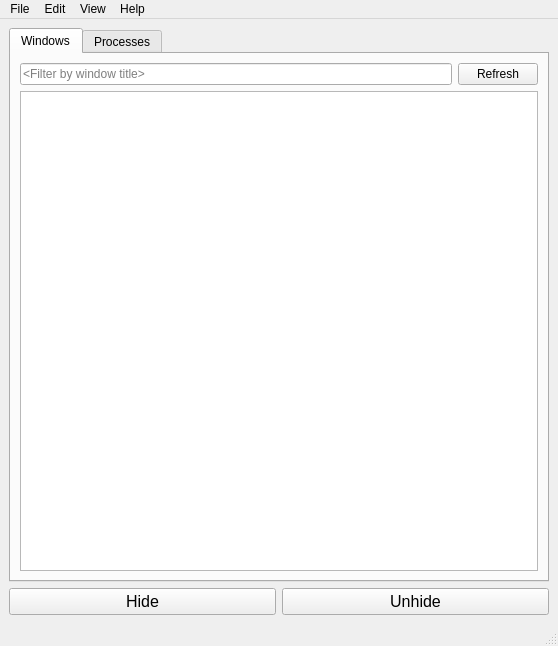
Above: src/mainwindow.ui from k4yt3x/Evanesco before the change. Below: the same form after it.
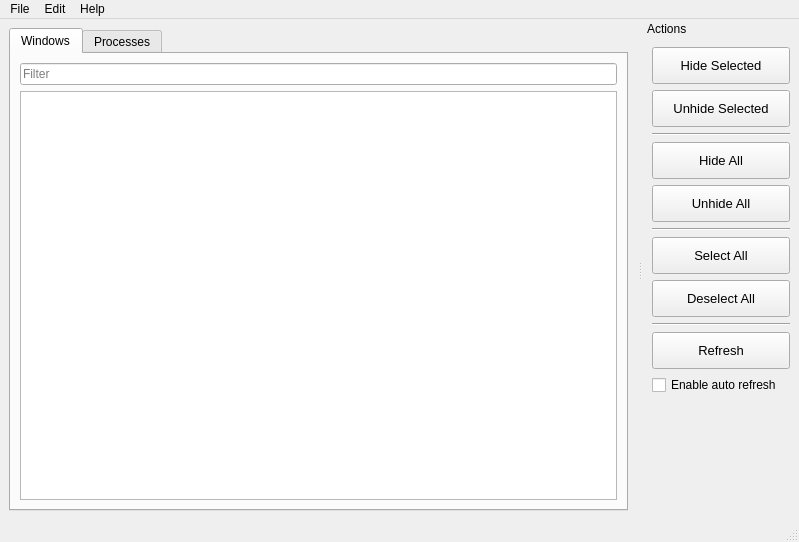
That is the form after the change. Icons and pictures are not drawn.

Commit message: feat(gui): add hide/unhide/select/deselect all buttons

Patch:
```diff
--- a/src/mainwindow.ui
+++ b/src/mainwindow.ui
@@ -6,15 +6,15 @@
    <rect>
     <x>0</x>
     <y>0</y>
-    <width>558</width>
-    <height>646</height>
+    <width>799</width>
+    <height>542</height>
    </rect>
   </property>
   <property name="windowTitle">
    <string>Evanesco</string>
   </property>
   <widget class="QWidget" name="centralwidget">
-   <layout class="QVBoxLayout" name="verticalLayout">
+   <layout class="QHBoxLayout" name="horizontalLayout_4">
     <item>
      <widget class="QTabWidget" name="tabWidget">
       <property name="currentIndex">
@@ -26,25 +26,14 @@
        </attribute>
        <layout class="QVBoxLayout" name="verticalLayout_2">
         <item>
-         <layout class="QHBoxLayout" name="horizontalLayout_2">
-          <item>
-           <widget class="QLineEdit" name="windowTitleFilterLineEdit">
-            <property name="placeholderText">
-             <string>&lt;Filter by window title&gt;</string>
-            </property>
-            <property name="clearButtonEnabled">
-             <bool>true</bool>
-            </property>
-           </widget>
-          </item>
-          <item>
-           <widget class="QPushButton" name="windowsListRefreshPushButton">
-            <property name="text">
-             <string>Refresh</string>
-            </property>
-           </widget>
-          </item>
-         </layout>
+         <widget class="QLineEdit" name="windowTitleFilterLineEdit">
+          <property name="placeholderText">
+           <string>Filter</string>
+          </property>
+          <property name="clearButtonEnabled">
+           <bool>true</bool>
+          </property>
+         </widget>
         </item>
         <item>
          <widget class="QTableWidget" name="windowsTableWidget">
@@ -104,46 +93,6 @@
       </widget>
      </widget>
     </item>
-    <item>
-     <layout class="QHBoxLayout" name="horizontalLayout">
-      <item>
-       <widget class="QPushButton" name="hidePushButton">
-        <property name="font">
-         <font>
-          <pointsize>12</pointsize>
-         </font>
-        </property>
-        <property name="toolTip">
-         <string>Hide the selected windows (Ctrl-H)</string>
-        </property>
-        <property name="text">
-         <string>Hide</string>
-        </property>
-        <property name="shortcut">
-         <string>Ctrl+H</string>
-        </property>
-       </widget>
-      </item>
-      <item>
-       <widget class="QPushButton" name="unhidePushButton">
-        <property name="font">
-         <font>
-          <pointsize>12</pointsize>
-         </font>
-        </property>
-        <property name="toolTip">
-         <string>Unhide the selected windows (Ctrl-U)</string>
-        </property>
-        <property name="text">
-         <string>Unhide</string>
-        </property>
-        <property name="shortcut">
-         <string>Ctrl+U</string>
-        </property>
-       </widget>
-      </item>
-     </layout>
-    </item>
    </layout>
   </widget>
   <widget class="QMenuBar" name="menubar">
@@ -151,7 +100,7 @@
     <rect>
      <x>0</x>
      <y>0</y>
-     <width>558</width>
+     <width>799</width>
      <height>21</height>
     </rect>
    </property>
@@ -173,19 +122,236 @@
     </property>
     <addaction name="actionPreferences"/>
    </widget>
-   <widget class="QMenu" name="menuView">
-    <property name="title">
-     <string>View</string>
-    </property>
-    <addaction name="actionAutoRefreshTables"/>
-    <addaction name="actionRefreshCurrentTable"/>
-   </widget>
    <addaction name="menuFiles"/>
    <addaction name="menuEdit"/>
-   <addaction name="menuView"/>
    <addaction name="menuHelp"/>
   </widget>
   <widget class="QStatusBar" name="statusbar"/>
+  <widget class="QDockWidget" name="dockWidget">
+   <property name="features">
+    <set>QDockWidget::DockWidgetFeature::NoDockWidgetFeatures</set>
+   </property>
+   <property name="windowTitle">
+    <string>Actions</string>
+   </property>
+   <attribute name="dockWidgetArea">
+    <number>2</number>
+   </attribute>
+   <widget class="QWidget" name="dockWidgetContents">
+    <layout class="QVBoxLayout" name="verticalLayout_4">
+     <item>
+      <widget class="QPushButton" name="hidePushButton">
+       <property name="sizePolicy">
+        <sizepolicy hsizetype="Minimum" vsizetype="Fixed">
+         <horstretch>0</horstretch>
+         <verstretch>0</verstretch>
+        </sizepolicy>
+       </property>
+       <property name="sizeIncrement">
+        <size>
+         <width>20</width>
+         <height>0</height>
+        </size>
+       </property>
+       <property name="font">
+        <font>
+         <pointsize>10</pointsize>
+         <bold>false</bold>
+        </font>
+       </property>
+       <property name="toolTip">
+        <string>Hide the selected windows (Ctrl-H)</string>
+       </property>
+       <property name="styleSheet">
+        <string notr="true">QPushButton { padding: 10px 20px; }</string>
+       </property>
+       <property name="text">
+        <string>Hide Selected</string>
+       </property>
+       <property name="shortcut">
+        <string>Ctrl+H</string>
+       </property>
+      </widget>
+     </item>
+     <item>
+      <widget class="QPushButton" name="unhidePushButton">
+       <property name="sizePolicy">
+        <sizepolicy hsizetype="Minimum" vsizetype="Fixed">
+         <horstretch>0</horstretch>
+         <verstretch>0</verstretch>
+        </sizepolicy>
+       </property>
+       <property name="sizeIncrement">
+        <size>
+         <width>20</width>
+         <height>0</height>
+        </size>
+       </property>
+       <property name="font">
+        <font>
+         <pointsize>10</pointsize>
+         <bold>false</bold>
+        </font>
+       </property>
+       <property name="toolTip">
+        <string>Unhide the selected windows (Ctrl-U)</string>
+       </property>
+       <property name="styleSheet">
+        <string notr="true">QPushButton { padding: 10px 20px; }</string>
+       </property>
+       <property name="text">
+        <string>Unhide Selected</string>
+       </property>
+       <property name="shortcut">
+        <string>Ctrl+U</string>
+       </property>
+      </widget>
+     </item>
+     <item>
+      <widget class="Line" name="line">
+       <property name="orientation">
+        <enum>Qt::Orientation::Horizontal</enum>
+       </property>
+      </widget>
+     </item>
+     <item>
+      <widget class="QPushButton" name="hideAllPushButton">
+       <property name="sizePolicy">
+        <sizepolicy hsizetype="Minimum" vsizetype="Fixed">
+         <horstretch>0</horstretch>
+         <verstretch>0</verstretch>
+        </sizepolicy>
+       </property>
+       <property name="sizeIncrement">
+        <size>
+         <width>20</width>
+         <height>0</height>
+        </size>
+       </property>
+       <property name="font">
+        <font>
+         <pointsize>10</pointsize>
+         <bold>false</bold>
+        </font>
+       </property>
+       <property name="styleSheet">
+        <string notr="true">QPushButton { padding: 10px 20px; }</string>
+       </property>
+       <property name="text">
+        <string>Hide All</string>
+       </property>
+      </widget>
+     </item>
+     <item>
+      <widget class="QPushButton" name="unhideAllPushButton">
+       <property name="sizePolicy">
+        <sizepolicy hsizetype="Minimum" vsizetype="Fixed">
+         <horstretch>0</horstretch>
+         <verstretch>0</verstretch>
+        </sizepolicy>
+       </property>
+       <property name="sizeIncrement">
+        <size>
+         <width>20</width>
+         <height>0</height>
+        </size>
+       </property>
+       <property name="font">
+        <font>
+         <pointsize>10</pointsize>
+         <bold>false</bold>
+        </font>
+       </property>
+       <property name="styleSheet">
+        <string notr="true">QPushButton { padding: 10px 20px; }</string>
+       </property>
+       <property name="text">
+        <string>Unhide All</string>
+       </property>
+      </widget>
+     </item>
+     <item>
+      <widget class="Line" name="line_2">
+       <property name="orientation">
+        <enum>Qt::Orientation::Horizontal</enum>
+       </property>
+      </widget>
+     </item>
+     <item>
+      <widget class="QPushButton" name="selectAllPushButton">
+       <property name="font">
+        <font>
+         <pointsize>10</pointsize>
+        </font>
+       </property>
+       <property name="styleSheet">
+        <string notr="true">QPushButton { padding: 10px 20px; }</string>
+       </property>
+       <property name="text">
+        <string>Select All</string>
+       </property>
+      </widget>
+     </item>
+     <item>
+      <widget class="QPushButton" name="clearSelectionPushButton">
+       <property name="font">
+        <font>
+         <pointsize>10</pointsize>
+        </font>
+       </property>
+       <property name="styleSheet">
+        <string notr="true">QPushButton { padding: 10px 20px; }</string>
+       </property>
+       <property name="text">
+        <string>Deselect All</string>
+       </property>
+      </widget>
+     </item>
+     <item>
+      <widget class="Line" name="line_3">
+       <property name="orientation">
+        <enum>Qt::Orientation::Horizontal</enum>
+       </property>
+      </widget>
+     </item>
+     <item>
+      <widget class="QPushButton" name="refreshPushButton">
+       <property name="font">
+        <font>
+         <pointsize>10</pointsize>
+        </font>
+       </property>
+       <property name="styleSheet">
+        <string notr="true">QPushButton { padding: 10px 20px; }</string>
+       </property>
+       <property name="text">
+        <string>Refresh</string>
+       </property>
+      </widget>
+     </item>
+     <item>
+      <widget class="QCheckBox" name="autoRefreshCheckBox">
+       <property name="text">
+        <string>Enable auto refresh</string>
+       </property>
+      </widget>
+     </item>
+     <item>
+      <spacer name="verticalSpacer_4">
+       <property name="orientation">
+        <enum>Qt::Orientation::Vertical</enum>
+       </property>
+       <property name="sizeHint" stdset="0">
+        <size>
+         <width>20</width>
+         <height>40</height>
+        </size>
+       </property>
+      </spacer>
+     </item>
+    </layout>
+   </widget>
+  </widget>
   <action name="actionAbout">
    <property name="icon">
     <iconset theme="QIcon::ThemeIcon::HelpAbout"/>
```
Left out of the diff: 49 changed lines with no effect on the pictures. The commit also changes 5 other files.
